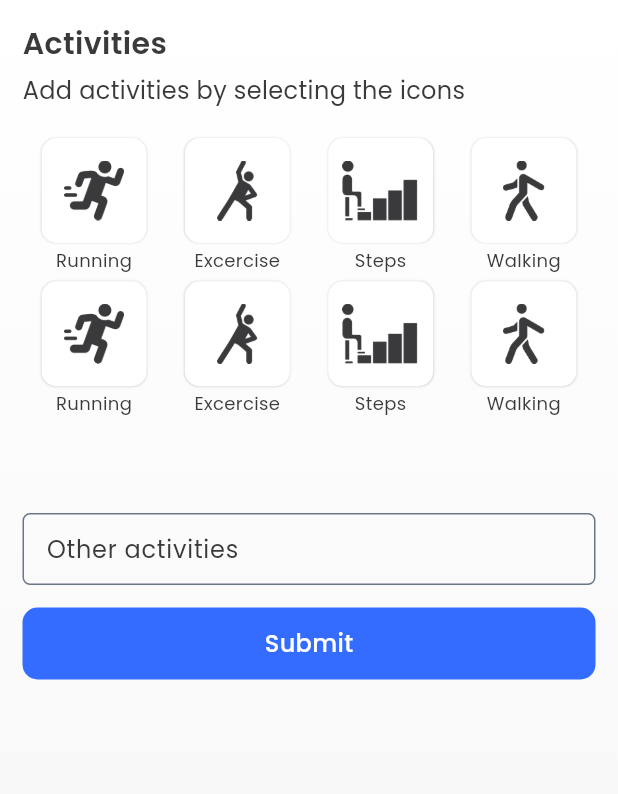
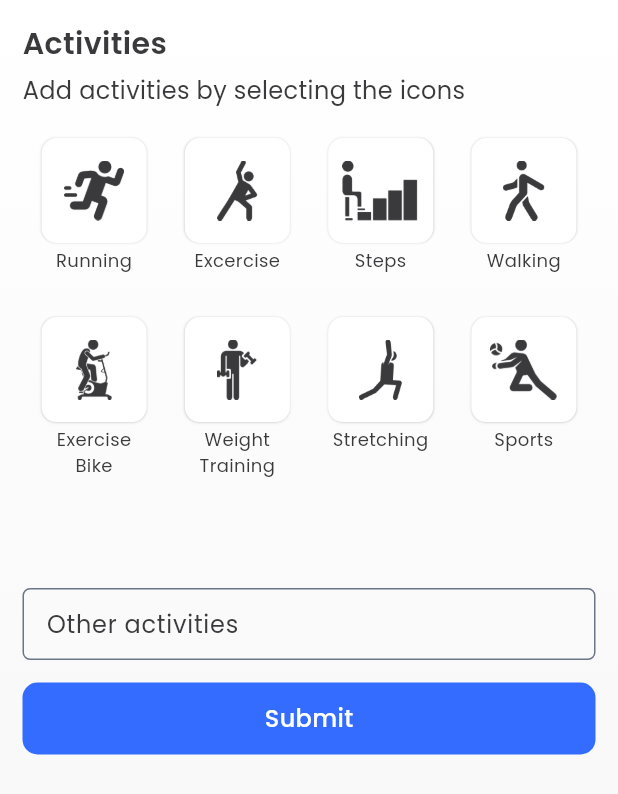
Before and after one commit to abinash1220/IBeat, a Flutter app: the ActivityScreen screen opened directly, on a phone screen of 412 x 824 dp. Shown: the top 794 px of the screen. Run offline on Flutter 3.47's test engine with Material 3 defaults, Android fonts, the light colour scheme and no system bars; our stand-ins replace animate_do, curved_navigation_bar, flutter_screenutil, get, google_fonts, otp_text_field and 1 more; missing offline and left inert: qr_code_scanner, weekly_date_picker.

Commit message:
04/01/24 activity

```diff
--- a/lib/screens/activities_screen/activitity_screen.dart
+++ b/lib/screens/activities_screen/activitity_screen.dart
@@ -28,10 +28,10 @@ class _ActivityScreenState extends State<ActivityScreen> {
                                   ActivityModel(title: "Excercise",image: "assets/icons/exe.png"),
                                   ActivityModel(title: "Steps",image: "assets/icons/step.png"),
                                   ActivityModel(title: "Walking",image: "assets/icons/walk.png"),
-                                  ActivityModel(title: "Running",image: "assets/icons/run.png"),
-                                  ActivityModel(title: "Excercise",image: "assets/icons/exe.png"),
-                                  ActivityModel(title: "Steps",image: "assets/icons/step.png"),
-                                  ActivityModel(title: "Walking",image: "assets/icons/walk.png")];
+                                  ActivityModel(title: "Exercise\nBike",image: "assets/icons/exebike.png"),
+                                  ActivityModel(title: "Weight\nTraining",image: "assets/icons/training.png"),
+                                  ActivityModel(title: "Stretching",image: "assets/icons/stretching.png"),
+                                  ActivityModel(title: "Sports",image: "assets/icons/sports.png")];
   List<String> selectedItems = [];
 
   bool diaryEvent = false;
@@ -92,10 +92,15 @@ class _ActivityScreenState extends State<ActivityScreen> {
                   ),
 
                   Container(
-                    height: 200,
+                    height: 250,
                     child: GridView.builder(
                       itemCount: actvity.length,
-                      gridDelegate:const SliverGridDelegateWithFixedCrossAxisCount(crossAxisCount: 4,),
+                      gridDelegate:const SliverGridDelegateWithFixedCrossAxisCount(
+                        crossAxisCount: 4,
+                        mainAxisSpacing: 0,
+                        childAspectRatio: 0.8
+
+                        ),
                       itemBuilder: (BuildContext context, int index) {
                         ActivityModel item = actvity[index];
                         return Column(
--- a/lib/screens/login_screen/login_screen.dart
+++ b/lib/screens/login_screen/login_screen.dart
@@ -216,7 +216,7 @@ class _LoginScreenState extends State<LoginScreen> {
                     borderRadius:
                         BorderRadius.circular(20.0)),
                 child: Container(
-                  height: 420.h,
+                  height: 420,
                   decoration: BoxDecoration(
                     color:AppColors.white,
                     borderRadius: BorderRadius.circular(10)
```
